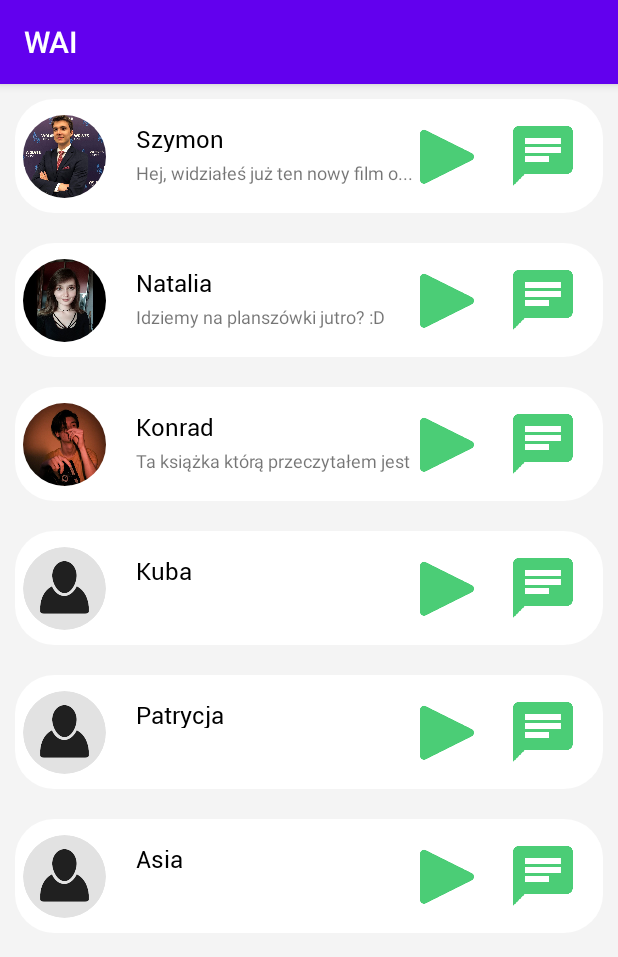
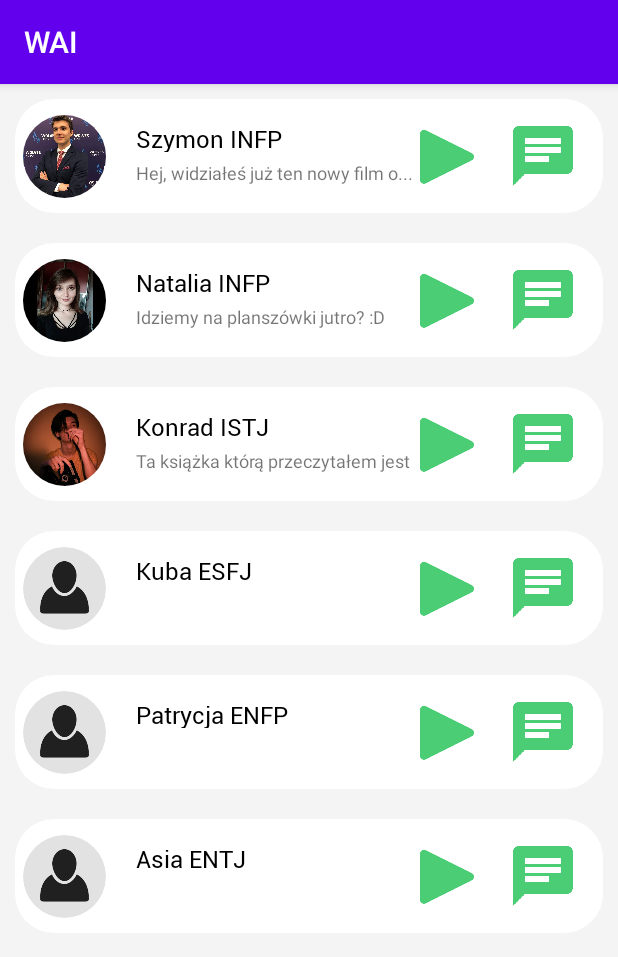
Before and after one commit to DeNatur/WAI, an Android app: the fragment FriendsFragment shown on its own in the app's theme, on a phone screen of 412 x 824 dp. Shown: the top 957 px of the screen. Run offline under Robolectric (Android 15) with nearby library versions, the phone set to English and light mode, and no system bars; our stand-ins replace CircleImageView.

Commit message:
added mbti types to friends list

```diff
--- a/app/src/main/java/com/erunetimeterror/wai/fragments/FriendsFragment.java
+++ b/app/src/main/java/com/erunetimeterror/wai/fragments/FriendsFragment.java
@@ -21,7 +21,7 @@ public class FriendsFragment extends Fragment {
                              Bundle savedInstanceState) {
         View v = inflater.inflate(R.layout.friends_fragment, container, false);
         RecyclerView rv =  v.findViewById(R.id.friends_recycle);
-        String[] names = {"Szymon","Natalia","Konrad","Kuba","Patrycja","Asia"};
+        String[] names = {"Szymon INFP","Natalia INFP","Konrad ISTJ","Kuba ESFJ","Patrycja ENFP","Asia ENTJ"};
         String[] msg = {"Hej, widziałeś już ten nowy film o...","Idziemy na planszówki jutro? :D","Ta książka którą przeczytałem jest genialna, musisz...","","",""};
         ArrayList<String> anames = new ArrayList<String>(Arrays.asList(names));
         ArrayList<String> amsg = new ArrayList<String>(Arrays.asList(msg));
```
